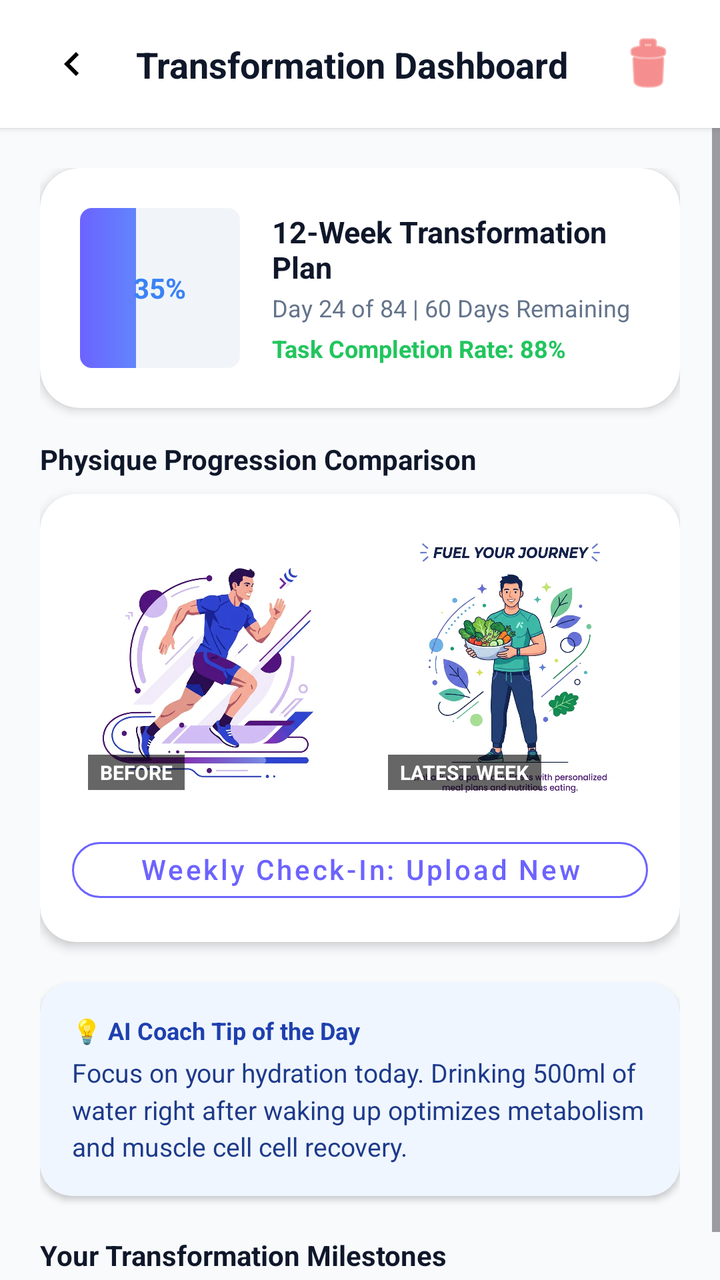
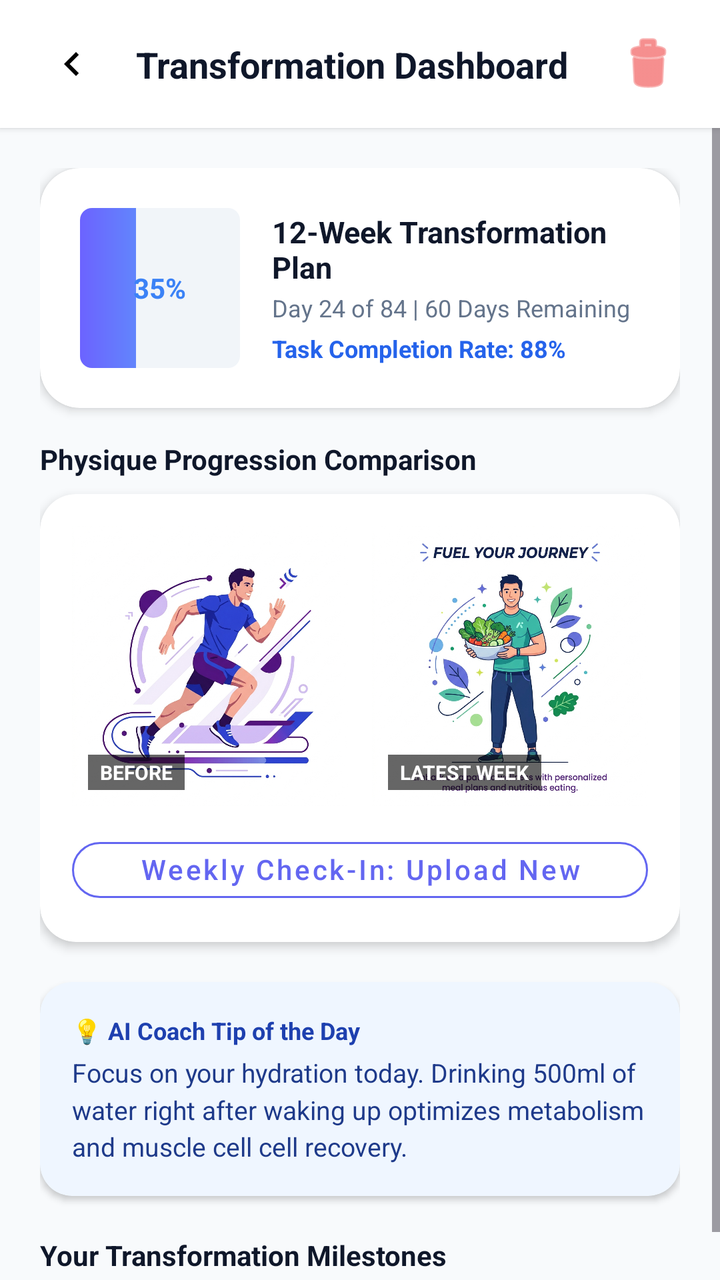

Screens rendered from an Android XML layout before and after an edit, with the pre-edit source and the edit as a unified diff.
<!-- AndroidManifest.xml: application theme Theme.FitnessApp -->
<!-- res/layout/activity_transformation_dashboard.xml -->
<?xml version="1.0" encoding="utf-8"?>
<androidx.constraintlayout.widget.ConstraintLayout xmlns:android="http://schemas.android.com/apk/res/android"
    xmlns:app="http://schemas.android.com/apk/res-auto"
    android:layout_width="match_parent"
    android:layout_height="match_parent"
    android:background="#F8FAFC">

    
    <androidx.constraintlayout.widget.ConstraintLayout
        android:id="@+id/headerLayout"
        android:layout_width="match_parent"
        android:layout_height="64dp"
        android:background="@color/white"
        android:paddingHorizontal="16dp"
        android:elevation="2dp"
        app:layout_constraintTop_toTopOf="parent">

        <ImageButton
            android:id="@+id/btnBack"
            android:layout_width="40dp"
            android:layout_height="40dp"
            android:background="?attr/selectableItemBackgroundBorderless"
            android:src="@drawable/ic_back_chevron"
            android:contentDescription="Back"
            app:layout_constraintBottom_toBottomOf="parent"
            app:layout_constraintStart_toStartOf="parent"
            app:layout_constraintTop_toTopOf="parent" />

        <TextView
            android:layout_width="wrap_content"
            android:layout_height="wrap_content"
            android:layout_marginStart="12dp"
            android:text="Transformation Dashboard"
            android:textColor="#0F172A"
            android:textSize="18sp"
            android:textStyle="bold"
            app:layout_constraintBottom_toBottomOf="parent"
            app:layout_constraintStart_toEndOf="@id/btnBack"
            app:layout_constraintTop_toTopOf="parent" />

        
        <ImageButton
            android:id="@+id/btnDeletePlan"
            android:layout_width="40dp"
            android:layout_height="40dp"
            android:background="?attr/selectableItemBackgroundBorderless"
            android:src="@android:drawable/ic_menu_delete"
            android:tint="#EF4444"
            android:contentDescription="Delete Plan"
            app:layout_constraintBottom_toBottomOf="parent"
            app:layout_constraintEnd_toEndOf="parent"
            app:layout_constraintTop_toTopOf="parent" />
    </androidx.constraintlayout.widget.ConstraintLayout>

    <ScrollView
        android:layout_width="match_parent"
        android:layout_height="0dp"
        app:layout_constraintBottom_toBottomOf="parent"
        app:layout_constraintTop_toBottomOf="@id/headerLayout">

        <LinearLayout
            android:layout_width="match_parent"
            android:layout_height="wrap_content"
            android:orientation="vertical"
            android:padding="20dp">

            
            <androidx.cardview.widget.CardView
                android:layout_width="match_parent"
                android:layout_height="wrap_content"
                app:cardCornerRadius="20dp"
                app:cardElevation="3dp"
                android:layout_marginBottom="16dp"
                app:cardBackgroundColor="@color/white">
                <LinearLayout
                    android:layout_width="match_parent"
                    android:layout_height="wrap_content"
                    android:orientation="horizontal"
                    android:padding="20dp"
                    android:gravity="center_vertical">

                    <FrameLayout
                        android:layout_width="80dp"
                        android:layout_height="80dp"
                        android:layout_marginEnd="16dp">
                        <ProgressBar
                            android:id="@+id/pbTransformationProgress"
                            style="?android:attr/progressBarStyleHorizontal"
                            android:layout_width="match_parent"
                            android:layout_height="match_parent"
                            android:indeterminate="false"
                            android:progressDrawable="@drawable/pb_steps_gradient"
                            android:progress="35" />
                        <TextView
                            android:id="@+id/tvProgressPct"
                            android:layout_width="wrap_content"
                            android:layout_height="wrap_content"
                            android:text="35%"
                            android:textColor="#3B82F6"
                            android:textSize="14sp"
                            android:textStyle="bold"
                            android:layout_gravity="center" />
                    </FrameLayout>

                    <LinearLayout
                        android:layout_width="match_parent"
                        android:layout_height="wrap_content"
                        android:orientation="vertical">
                        <TextView
                            android:id="@+id/tvDurationTitle"
                            android:layout_width="wrap_content"
                            android:layout_height="wrap_content"
                            android:text="12-Week Transformation Plan"
                            android:textColor="#0F172A"
                            android:textSize="15sp"
                            android:textStyle="bold" />
                        <TextView
                            android:id="@+id/tvDaysRemaining"
                            android:layout_width="wrap_content"
                            android:layout_height="wrap_content"
                            android:layout_marginTop="2dp"
                            android:text="Day 24 of 84 | 60 Days Remaining"
                            android:textColor="#64748B"
                            android:textSize="12sp" />
                        <TextView
                            android:id="@+id/tvCompleteness"
                            android:layout_width="wrap_content"
                            android:layout_height="wrap_content"
                            android:layout_marginTop="4dp"
                            android:text="Task Completion Rate: 88%"
                            android:textColor="#22C55E"
                            android:textSize="12sp"
                            android:textStyle="bold" />
                    </LinearLayout>
                </LinearLayout>
            </androidx.cardview.widget.CardView>

            
            <TextView
                android:layout_width="wrap_content"
                android:layout_height="wrap_content"
                android:text="Physique Progression Comparison"
                android:textColor="#0F172A"
                android:textSize="14sp"
                android:textStyle="bold"
                android:layout_marginBottom="8dp" />

            <androidx.cardview.widget.CardView
                android:layout_width="match_parent"
                android:layout_height="wrap_content"
                app:cardCornerRadius="18dp"
                app:cardElevation="3dp"
                android:layout_marginBottom="20dp"
                app:cardBackgroundColor="@color/white">
                <LinearLayout
                    android:layout_width="match_parent"
                    android:layout_height="wrap_content"
                    android:orientation="vertical"
                    android:padding="16dp">

                    <LinearLayout
                        android:layout_width="match_parent"
                        android:layout_height="140dp"
                        android:orientation="horizontal"
                        android:weightSum="2">
                        <FrameLayout
                            android:layout_width="0dp"
                            android:layout_height="match_parent"
                            android:layout_weight="1"
                            android:layout_marginEnd="6dp">
                            <ImageView
                                android:id="@+id/ivBefore"
                                android:layout_width="match_parent"
                                android:layout_height="match_parent"
                                android:scaleType="centerCrop"
                                android:src="@drawable/onboarding_2" />
                            <TextView
                                android:layout_width="wrap_content"
                                android:layout_height="wrap_content"
                                android:text="BEFORE"
                                android:textColor="@color/white"
                                android:textSize="10sp"
                                android:textStyle="bold"
                                android:layout_gravity="bottom|start"
                                android:layout_margin="8dp"
                                android:background="#99000000"
                                android:paddingHorizontal="6dp"
                                android:paddingVertical="2dp" />
                        </FrameLayout>
                        <FrameLayout
                            android:layout_width="0dp"
                            android:layout_height="match_parent"
                            android:layout_weight="1"
                            android:layout_marginStart="6dp">
                            <ImageView
                                android:id="@+id/ivAfter"
                                android:layout_width="match_parent"
                                android:layout_height="match_parent"
                                android:scaleType="centerCrop"
                                android:src="@drawable/onboarding_3" />
                            <TextView
                                android:id="@+id/ivAfterLabel"
                                android:layout_width="wrap_content"
                                android:layout_height="wrap_content"
                                android:text="LATEST WEEK"
                                android:textColor="@color/white"
                                android:textSize="10sp"
                                android:textStyle="bold"
                                android:layout_gravity="bottom|start"
                                android:layout_margin="8dp"
                                android:background="#99000000"
                                android:paddingHorizontal="6dp"
                                android:paddingVertical="2dp" />
                        </FrameLayout>
                    </LinearLayout>

                    <Button
                        android:id="@+id/btnWeeklyUpload"
                        android:layout_width="match_parent"
                        android:layout_height="40dp"
                        android:layout_marginTop="12dp"
                        style="@style/Widget.MaterialComponents.Button.OutlinedButton"
                        android:text="Weekly Check-In: Upload New Photo"
                        android:textColor="@color/primary"
                        app:strokeColor="@color/primary"
                        app:cornerRadius="20dp"
                        android:textAllCaps="false" />
                </LinearLayout>
            </androidx.cardview.widget.CardView>

            
            <androidx.cardview.widget.CardView
                android:layout_width="match_parent"
                android:layout_height="wrap_content"
                app:cardCornerRadius="16dp"
                app:cardElevation="2dp"
                android:layout_marginBottom="20dp"
                app:cardBackgroundColor="#EFF6FF">
                <LinearLayout
                    android:layout_width="match_parent"
                    android:layout_height="wrap_content"
                    android:orientation="vertical"
                    android:padding="16dp">
                    <TextView
                        android:layout_width="wrap_content"
                        android:layout_height="wrap_content"
                        android:text="💡 AI Coach Tip of the Day"
                        android:textColor="#1E40AF"
                        android:textSize="12sp"
                        android:textStyle="bold" />
                    <TextView
                        android:id="@+id/tvMotivationTip"
                        android:layout_width="match_parent"
                        android:layout_height="wrap_content"
                        android:layout_marginTop="4dp"
                        android:text="Focus on your hydration today. Drinking 500ml of water right after waking up optimizes metabolism and muscle cell cell recovery."
                        android:textColor="#1E3A8A"
                        android:textSize="13sp"
                        android:lineSpacingMultiplier="1.2" />
                </LinearLayout>
            </androidx.cardview.widget.CardView>

            
            <TextView
                android:layout_width="wrap_content"
                android:layout_height="wrap_content"
                android:text="Your Transformation Milestones"
                android:textColor="#0F172A"
                android:textSize="14sp"
                android:textStyle="bold"
                android:layout_marginBottom="8dp" />

            <LinearLayout
                android:id="@+id/llMilestonesList"
                android:layout_width="match_parent"
                android:layout_height="wrap_content"
                android:orientation="vertical" />

        </LinearLayout>
    </ScrollView>
</androidx.constraintlayout.widget.ConstraintLayout>
<!-- resources referenced by this layout -->
<resources>
  <color name="primary">#6C63FF</color>
  <color name="white">#FFFFFF</color>
  <!-- drawable ic_back_chevron (drawable) -->
  <vector xmlns:android="http://schemas.android.com/apk/res/android"
      android:width="24dp"
      android:height="24dp"
      android:viewportWidth="24"
      android:viewportHeight="24">
    <path
        android:fillColor="#FF000000"
        android:pathData="M15.41,7.41L14,6l-6,6 6,6 1.41,-1.41L10.83,12z"/>
  </vector>
  <!-- drawable onboarding_2: png bitmap (drawable, 360185 bytes) -->
  <!-- drawable onboarding_3: png bitmap (drawable, 391491 bytes) -->
  <!-- drawable pb_steps_gradient (drawable) -->
  <?xml version="1.0" encoding="utf-8"?>
  <layer-list xmlns:android="http://schemas.android.com/apk/res/android">
      <item android:id="@android:id/background">
          <shape>
              <corners android:radius="6dp" />
              <solid android:color="#F1F5F9" />
          </shape>
      </item>
      <item android:id="@android:id/progress">
          <clip>
              <shape>
                  <corners android:radius="6dp" />
                  <gradient
                      android:startColor="#6C63FF"
                      android:endColor="#4FC3F7"
                      android:type="linear" />
              </shape>
          </clip>
      </item>
  </layer-list>
  <style name="Theme.FitnessApp" parent="Theme.Material3.DayNight.NoActionBar">
          
          <item name="colorPrimary">@color/primary</item>
          <item name="colorPrimaryVariant">@color/primary_variant</item>
          <item name="colorSecondary">@color/secondary</item>
          <item name="android:statusBarColor">?attr/colorSurface</item>
          <item name="android:windowLightStatusBar">true</item>
          <item name="android:windowBackground">@color/background_color</item>
          <item name="colorSurface">@color/white</item>
          <item name="colorOnSurface">@color/black</item>
          <item name="colorOnBackground">@color/black</item>
      </style>
  <color name="primary_variant">#4CC9F0</color>
  <color name="secondary">#3B82F6</color>
  <color name="background_color">#F8FAFC</color>
  <color name="black">#1E293B</color>
</resources>

<!-- the commit's change to res/layout/activity_transformation_dashboard.xml (unified diff, before → after) -->
@@ -128,7 +128,7 @@
                             android:layout_height="wrap_content"
                             android:layout_marginTop="4dp"
                             android:text="Task Completion Rate: 88%"
-                            android:textColor="#22C55E"
+                            android:textColor="#2563EB"
                             android:textSize="12sp"
                             android:textStyle="bold" />
                     </LinearLayout>
<!-- resource entries referenced after the edit -->
@@ -1,6 +1,6 @@
 <!-- resources referenced by this layout -->
 <resources>
-  <color name="primary">#6C63FF</color>
+  <color name="primary">#6366F1</color>
   <color name="white">#FFFFFF</color>
   <!-- drawable ic_back_chevron (drawable) -->
   <vector xmlns:android="http://schemas.android.com/apk/res/android"
@@ -47,9 +47,9 @@
           <item name="colorOnSurface">@color/black</item>
           <item name="colorOnBackground">@color/black</item>
       </style>
-  <color name="primary_variant">#4CC9F0</color>
-  <color name="secondary">#3B82F6</color>
+  <color name="primary_variant">#4F46E5</color>
+  <color name="secondary">#38BDF8</color>
   <color name="background_color">#F8FAFC</color>
-  <color name="black">#1E293B</color>
+  <color name="black">#0F172A</color>
 </resources>
 
